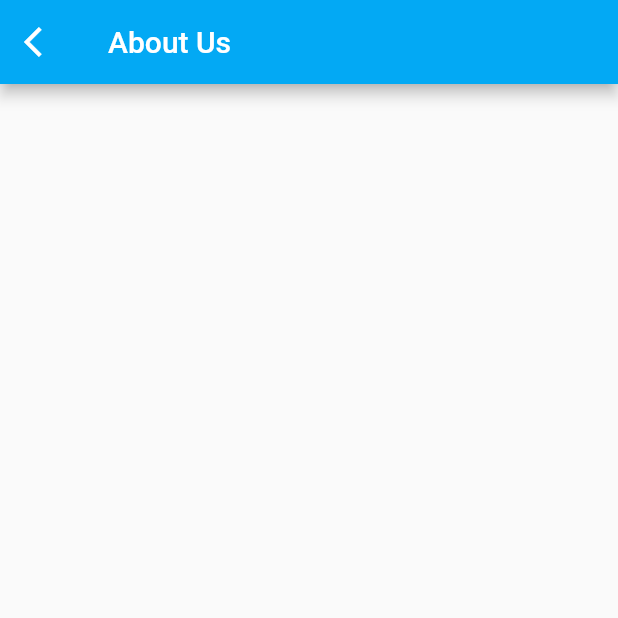
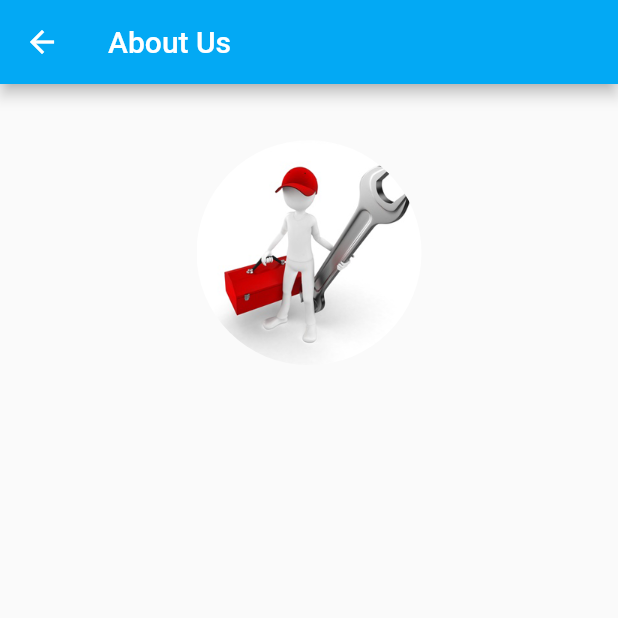
Before and after one commit to FixMe-Application/FixMe, a Flutter app: the screen it shows after launch, on a phone screen of 412 x 824 dp, the top half of it. Run offline on Flutter 3.47's test engine with Material 2 defaults, Android fonts, the phone set to English and light mode, and no system bars.

Commit message:
Added image to about us page

```diff
--- a/lib/views/menu pages/about_us.dart
+++ b/lib/views/menu pages/about_us.dart
@@ -15,7 +15,7 @@ class _AboutPageState extends State<AboutPage> {
          backgroundColor: Colors.lightBlue,
            leading: IconButton(
              icon: Icon(
-               Icons.arrow_back_ios,
+               Icons.arrow_back,
                color: Colors.white,
              ),
              onPressed: (){
@@ -30,6 +30,29 @@ class _AboutPageState extends State<AboutPage> {
            ),
          ),
        ),
+       body: Container(
+         child: Column(
+           children: <Widget>[
+             Center(
+               heightFactor: 1.5,
+               child: Container(
+                 width: 150.0,
+                 height: 150.0,
+                 decoration: BoxDecoration(
+                   shape: BoxShape.circle,
+                   image: DecorationImage(
+                     fit: BoxFit.fill,
+                     image: AssetImage(
+                       "assets/images/image-front.png"
+                     )
+                   ),
+                 ),
+               ),
+             ),
+
+           ],
+         ),
+       ),
     );
   }
 }
--- a/pubspec.yaml
+++ b/pubspec.yaml
@@ -34,6 +34,8 @@ dev_dependencies:
 
 # The following section is specific to Flutter.
 flutter:
+  assets:
+    - assets/images/image-front.png
 
   # The following line ensures that the Material Icons font is
   # included with your application, so that you can use the icons in
```
Also changed, not shown: assets/images/image-front.png (added).
